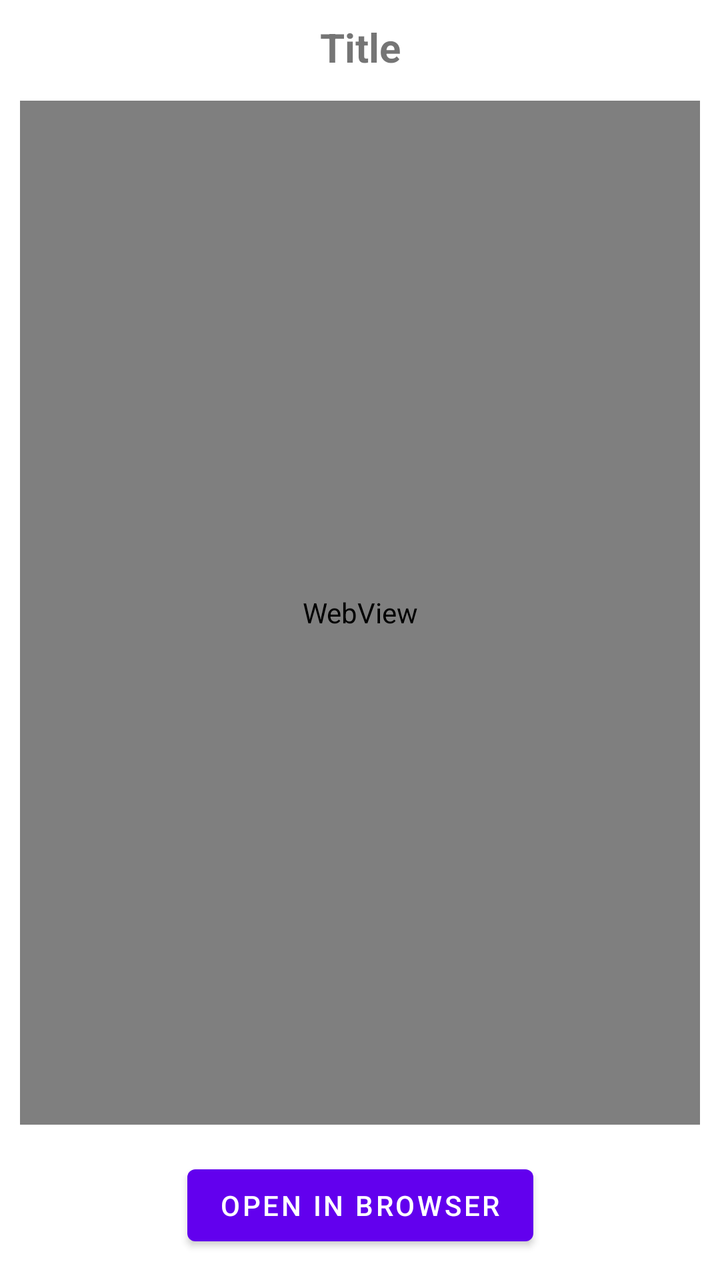
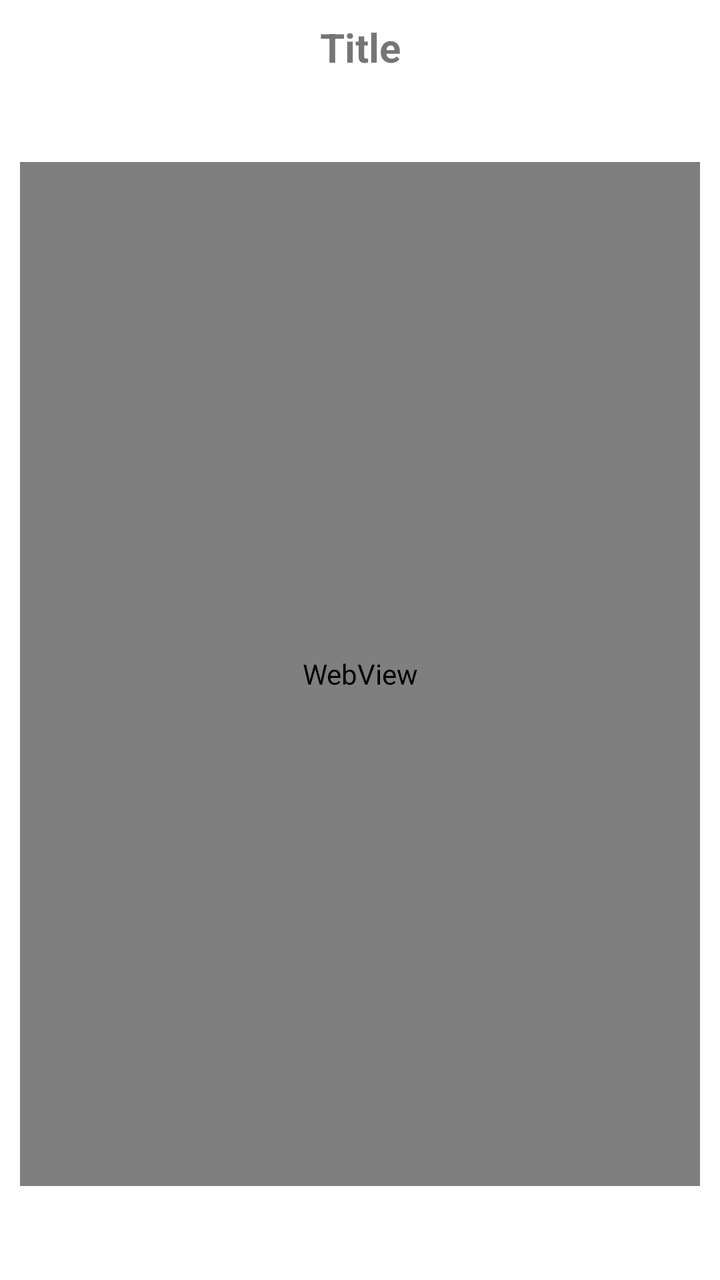

Screens rendered from an Android XML layout before and after an edit, with the pre-edit source and the edit as a unified diff.
<!-- AndroidManifest.xml: application theme Theme.NatorePBS2 -->
<!-- res/layout/activity_web.xml -->
<?xml version="1.0" encoding="utf-8"?>
<androidx.constraintlayout.widget.ConstraintLayout xmlns:android="http://schemas.android.com/apk/res/android"
    xmlns:app="http://schemas.android.com/apk/res-auto"
    xmlns:tools="http://schemas.android.com/tools"
    android:layout_width="match_parent"
    android:layout_height="match_parent"
    tools:context=".WebActivity">

    <TextView
        android:id="@+id/titleTextView"
        android:layout_width="wrap_content"
        android:layout_height="wrap_content"
        android:layout_marginTop="10dp"
        android:text="Title"
        android:textAlignment="center"
        android:textSize="20sp"
        android:textStyle="bold"
        app:layout_constraintEnd_toEndOf="parent"
        app:layout_constraintStart_toStartOf="parent"
        app:layout_constraintTop_toTopOf="parent" />

    <WebView
        android:id="@+id/webView"
        android:layout_width="match_parent"
        android:layout_height="0dp"
        android:layout_marginStart="10dp"
        android:layout_marginTop="10dp"
        android:layout_marginEnd="10dp"
        android:layout_marginBottom="13dp"
        app:layout_constraintHeight_percent="0.8"
        app:layout_constraintBottom_toTopOf="@+id/openInBrowserButton"
        app:layout_constraintEnd_toEndOf="parent"
        app:layout_constraintStart_toStartOf="parent"
        app:layout_constraintTop_toBottomOf="@id/titleTextView"></WebView>

    <Button
        android:id="@+id/openInBrowserButton"
        android:layout_width="wrap_content"
        android:layout_height="wrap_content"
        android:layout_marginBottom="10dp"
        android:text="Open in Browser"
        app:layout_constraintBottom_toBottomOf="parent"
        app:layout_constraintEnd_toEndOf="parent"
        app:layout_constraintStart_toStartOf="parent"
        app:layout_constraintTop_toBottomOf="@id/webView" />

</androidx.constraintlayout.widget.ConstraintLayout>
<!-- resources referenced by this layout -->
<resources>
  <style name="Theme.NatorePBS2" parent="Theme.MaterialComponents.DayNight.DarkActionBar">
          
          <item name="colorPrimary">@color/purple_500</item>
          <item name="colorPrimaryVariant">@color/purple_700</item>
          <item name="colorOnPrimary">@color/white</item>
          
          <item name="colorSecondary">@color/teal_200</item>
          <item name="colorSecondaryVariant">@color/teal_700</item>
          <item name="colorOnSecondary">@color/black</item>
          
          <item name="android:statusBarColor" tools:targetApi="l">?attr/colorPrimaryVariant</item>
          
      </style>
  <color name="purple_500">#FF6200EE</color>
  <color name="purple_700">#FF3700B3</color>
  <color name="white">#FFFFFFFF</color>
  <color name="teal_200">#FF03DAC5</color>
  <color name="teal_700">#FF018786</color>
  <color name="black">#FF000000</color>
</resources>

<!-- the commit's change to res/layout/activity_web.xml (unified diff, before → after) -->
@@ -38,6 +38,7 @@
         android:layout_width="wrap_content"
         android:layout_height="wrap_content"
         android:layout_marginBottom="10dp"
+        android:visibility="gone"
         android:text="Open in Browser"
         app:layout_constraintBottom_toBottomOf="parent"
         app:layout_constraintEnd_toEndOf="parent"
